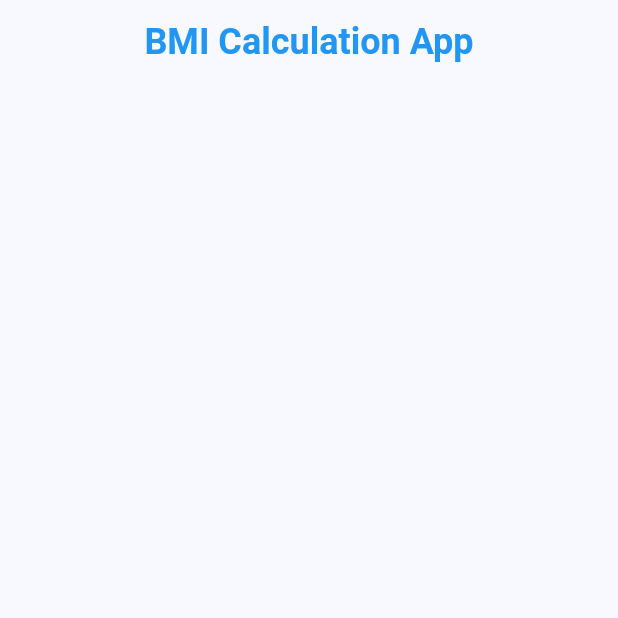
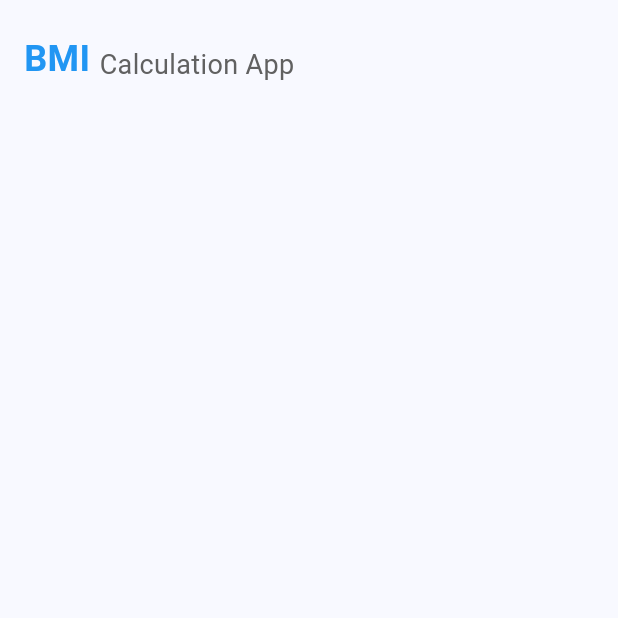
Before and after one commit to crazy-coder-018/bmi_flutter_app, a Flutter app: the screen it shows after launch, on a phone screen of 412 x 824 dp, the top half of it. Run offline on Flutter 3.47's test engine with Material 3 defaults, Android fonts, the phone set to English and light mode, and no system bars.

Commit message:
my changes

```diff
--- a/bmi_flutter_app/lib/main.dart
+++ b/bmi_flutter_app/lib/main.dart
@@ -25,6 +25,8 @@ class MyApp extends StatelessWidget {
 }
 
 class MyHomePage extends StatefulWidget {
+  const MyHomePage({super.key});
+
   @override
   State<MyHomePage> createState() => _MyHomePageState();
 }
@@ -33,19 +35,41 @@ class _MyHomePageState extends State<MyHomePage> {
   @override
   Widget build(BuildContext context) {
     return Scaffold(
-      appBar: AppBar(
-        backgroundColor: Colors.transparent,
-        title: Text(
-          'BMI Calculation App',
-          style: TextStyle(
-            color: Colors.blue,
-            fontSize: 24,
-            fontWeight: FontWeight.w700,
-          ),
+      body: SafeArea(
+        child: Column(
+          crossAxisAlignment: CrossAxisAlignment.start,
+          children: [
+            // Text
+            Padding(
+              padding: const EdgeInsets.only(top: 22.0, left: 16.0),
+              child: Row(
+                crossAxisAlignment: CrossAxisAlignment.end,
+                children: [
+                  // BMI Text
+                  Text(
+                    'BMI ',
+                    style: TextStyle(
+                      color: Colors.blue,
+                      fontSize: 24,
+                      fontWeight: FontWeight.w700,
+                    ),
+                  ),
+
+                  // Calculation App Text
+                  Text(
+                    'Calculation App',
+                    style: TextStyle(color: Colors.grey[700], fontSize: 18),
+                  ),
+                ],
+              ),
+            ),
+
+            SizedBox(height: 32),
+
+            // Teext Field
+          ],
         ),
-        centerTitle: true,
       ),
-      body: Container(width: 100),
     );
   }
 }
```
